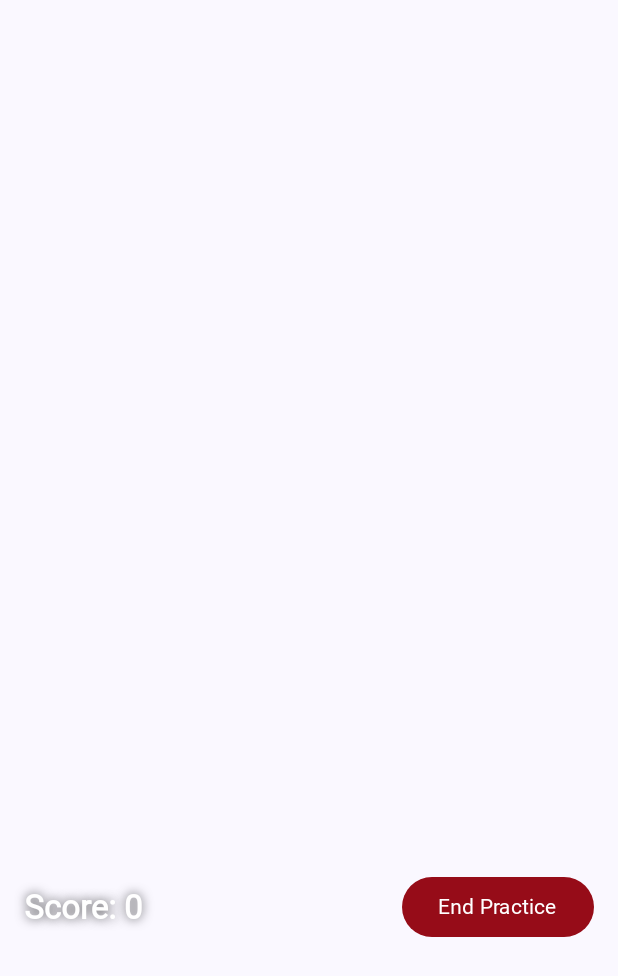
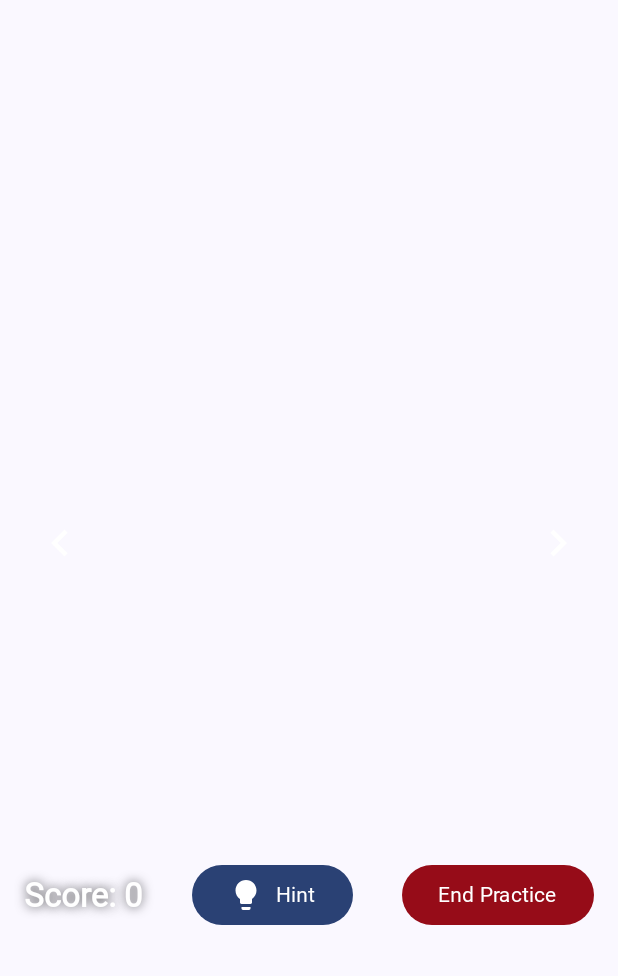
Before and after one commit to ChanggU27/Signify, an Android app built with Jetpack Compose: the composable PracticeHUD called with empty values, on a phone screen of 412 x 824 dp. Shown: the top 976 px of the screen. Run offline under Robolectric (Android 15) with nearby library versions, the light colour scheme and no system bars; Roboto replaces fonts that are not available here.

Commit message:
Improve practice mode with navigation & hint button
- add checkbox for do not show again in initial dialog "Reminder"
- implement previous and next button to cycle through signs in practice mode
- add hint button to show the corresponding image of the letter in practice briefly

```diff
--- a/app/src/main/java/com/example/signify02/PracticeMode.kt
+++ b/app/src/main/java/com/example/signify02/PracticeMode.kt
@@ -20,8 +20,12 @@ import androidx.compose.ui.text.TextStyle
 import androidx.compose.ui.text.font.FontWeight
 import androidx.compose.ui.unit.dp
 import androidx.compose.ui.unit.sp
-
-
+import androidx.compose.foundation.Image
+import androidx.compose.foundation.border
+import androidx.compose.material.icons.automirrored.filled.KeyboardArrowLeft
+import androidx.compose.material.icons.automirrored.filled.KeyboardArrowRight
+import androidx.compose.ui.res.painterResource
+import androidx.compose.material.icons.filled.Lightbulb
 
 @OptIn(ExperimentalMaterial3Api::class)
 @Composable
@@ -74,8 +78,14 @@ fun PracticeHUD(
     targetLetter: String?,
     currentScore: Int,
     feedback: Feedback?,
-    onExit: () -> Unit
+    onExit: () -> Unit,
+    showHint: Boolean,
+    onHintRequested: () -> Unit,
+    onPreviousLetter: () -> Unit,
+    onNextLetter: () -> Unit
 ) {
+    val currentHintDrawable = targetLetter?.uppercase()?.let { SignDrawables[it.single()] }
+
     Box(modifier = modifier.fillMaxSize()) {
         // Top Banner for instructions and score
         Row(
@@ -97,6 +107,18 @@ fun PracticeHUD(
                 style = TextStyle(shadow = Shadow(Color.Black.copy(alpha = 0.7f), blurRadius = 8f))
             )
 
+            //Hint Button
+            Button(
+                onClick = onHintRequested,
+                modifier = Modifier
+                    .wrapContentSize()
+                    .padding(8.dp)
+            ) {
+                Icon(Icons.Default.Lightbulb, contentDescription = "Show Hint", modifier = Modifier.size(24.dp))
+                Spacer(Modifier.width(8.dp))
+                Text("Hint", fontFamily = Yrsa)
+            }
+
             // Exit Button
             Button(
                 onClick = onExit,
@@ -109,14 +131,15 @@ fun PracticeHUD(
             }
         }
 
-        // Center display
+        // Center display - Target Letter and Hint Button
         targetLetter?.let {
-            Box(
+            Column(
+                horizontalAlignment = Alignment.CenterHorizontally,
+                verticalArrangement = Arrangement.Center,
                 modifier = Modifier
                     .align(Alignment.Center)
                     .offset(y = (-120).dp)
             ) {
-                Column(horizontalAlignment = Alignment.CenterHorizontally) {
                 Text(
                     text = "Make the sign for:",
                     color = Color.White.copy(alpha = 0.9f),
@@ -132,9 +155,67 @@ fun PracticeHUD(
                     fontFamily = Yrsa,
                     style = TextStyle(shadow = Shadow(Color.Black, blurRadius = 10f))
                 )
+                Spacer(modifier = Modifier.height(185.dp))
+            }
+        }
+
+        // Previous Letter Button
+        IconButton(
+            onClick = onPreviousLetter,
+            modifier = Modifier
+                .align(Alignment.CenterStart)
+                .offset(x = 16.dp, y = (-50).dp)
+                .size(48.dp)
+        ) {
+            Icon(
+                imageVector = Icons.AutoMirrored.Filled.KeyboardArrowLeft,
+                contentDescription = "Previous Letter",
+                tint = Color.White,
+                modifier = Modifier.size(36.dp)
+            )
+        }
+
+        // Next Letter Button
+        IconButton(
+            onClick = onNextLetter,
+            modifier = Modifier
+                .align(Alignment.CenterEnd)
+                .offset(x = (-16).dp, y = (-50).dp)
+                .size(48.dp)
+        ) {
+            Icon(
+                imageVector = Icons.AutoMirrored.Filled.KeyboardArrowRight,
+                contentDescription = "Next Random Letter",
+                tint = Color.White,
+                modifier = Modifier.size(36.dp)
+            )
+        }
+
+        // Hint Image Display
+        AnimatedVisibility(
+            visible = showHint && currentHintDrawable != null,
+            enter = fadeIn(animationSpec = tween(300)),
+            exit = fadeOut(animationSpec = tween(300, delayMillis = 400)),
+            modifier = Modifier.align(Alignment.Center)
+        ) {
+            if (currentHintDrawable != null) {
+                Box(
+                    modifier = Modifier
+                        .size(150.dp)
+                        .clip(RoundedCornerShape(16.dp))
+                        .background(Color.White)
+                        .padding(8.dp),
+                    contentAlignment = Alignment.Center
+                ) {
+                    Image(
+                        painter = painterResource(id = currentHintDrawable),
+                        contentDescription = "Hint for letter $targetLetter",
+                        modifier = Modifier.fillMaxSize()
+                    )
                 }
             }
         }
+
 
         // Feedback overlay
         AnimatedVisibility(
@@ -151,9 +232,8 @@ fun PracticeHUD(
                         .padding(horizontal = 32.dp, vertical = 16.dp)
                 ) {
                     Text(
-                        text = "Correct!",
+                        text = if (feedback.isCorrect) "Correct!" else "Try again!",
                         color = Color.White,
-
                         fontSize = 32.sp,
                         fontWeight = FontWeight.Bold,
                         fontFamily = Yrsa
```
Also changed, not shown: app/src/main/java/com/example/signify02/Composables.kt (+68 -40 lines), app/src/main/java/com/example/signify02/MainActivity.kt (+11 -6 lines), app/src/main/java/com/example/signify02/MainViewModel.kt (+66 -3 lines). Lines whose indentation alone changed are shown as unchanged.
